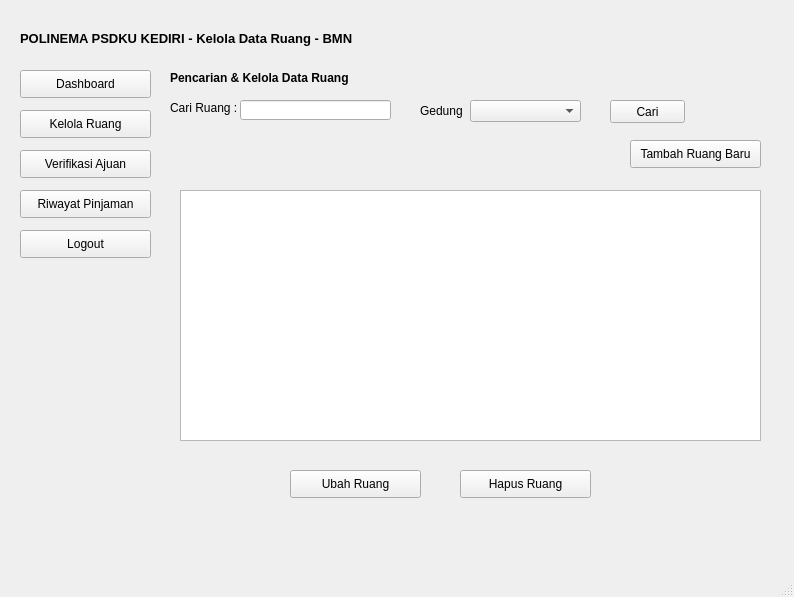
Ariel-F-S/SistemPeminjamanRuangPolinemaKampusKediri, file ui/kelola_data_ruang_BMN.ui: the form before one commit.
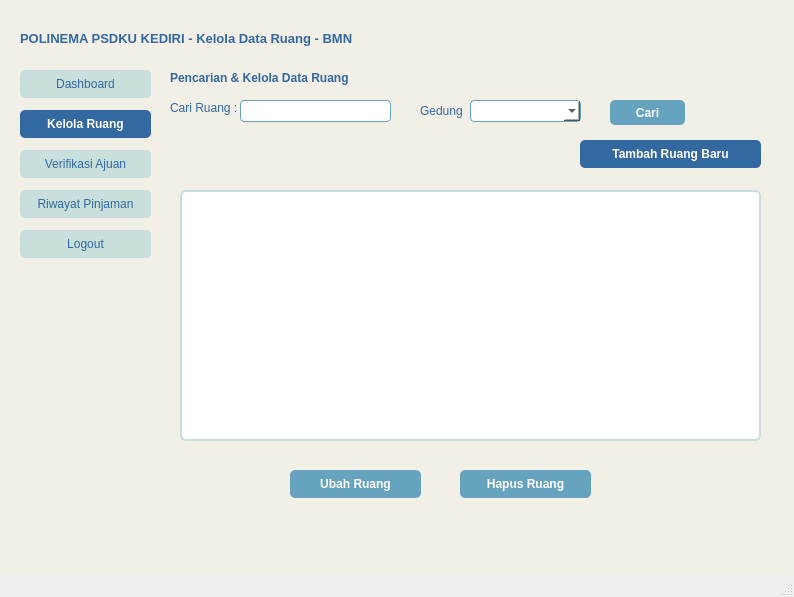
The form after the commit. Icons and pictures are not drawn.

Patch:
```diff
--- a/ui/kelola_data_ruang_BMN.ui
+++ b/ui/kelola_data_ruang_BMN.ui
@@ -14,6 +14,11 @@
    <string>MainWindow</string>
   </property>
   <widget class="QWidget" name="centralwidget">
+   <property name="styleSheet">
+    <string notr="true">QWidget#centralwidget {
+    background-color: #F2EFE7;
+}</string>
+   </property>
    <widget class="QLabel" name="label">
     <property name="geometry">
      <rect>
@@ -30,6 +35,9 @@
       <bold>true</bold>
      </font>
     </property>
+    <property name="styleSheet">
+     <string notr="true">color: #3368A0;</string>
+    </property>
     <property name="text">
      <string>POLINEMA PSDKU KEDIRI - Kelola Data Ruang - BMN</string>
     </property>
@@ -43,6 +51,17 @@
       <height>28</height>
      </rect>
     </property>
+    <property name="styleSheet">
+     <string notr="true">QPushButton {
+    background-color: #C8DFDB;
+    color: #3368A0;
+    border-radius: 5px;
+}
+QPushButton:hover {
+    background-color: #66A3BF;
+    color: #FFFFFF;
+}</string>
+    </property>
     <property name="text">
      <string>Dashboard</string>
     </property>
@@ -60,6 +79,14 @@
       <height>28</height>
      </rect>
     </property>
+    <property name="styleSheet">
+     <string notr="true">QPushButton {
+    background-color: #3368A0;
+    color: #FFFFFF;
+    border-radius: 5px;
+    font-weight: bold;
+}</string>
+    </property>
     <property name="text">
      <string>Kelola Ruang</string>
     </property>
@@ -77,6 +104,17 @@
       <height>28</height>
      </rect>
     </property>
+    <property name="styleSheet">
+     <string notr="true">QPushButton {
+    background-color: #C8DFDB;
+    color: #3368A0;
+    border-radius: 5px;
+}
+QPushButton:hover {
+    background-color: #66A3BF;
+    color: #FFFFFF;
+}</string>
+    </property>
     <property name="text">
      <string>Verifikasi Ajuan</string>
     </property>
@@ -94,6 +132,17 @@
       <height>28</height>
      </rect>
     </property>
+    <property name="styleSheet">
+     <string notr="true">QPushButton {
+    background-color: #C8DFDB;
+    color: #3368A0;
+    border-radius: 5px;
+}
+QPushButton:hover {
+    background-color: #66A3BF;
+    color: #FFFFFF;
+}</string>
+    </property>
     <property name="text">
      <string>Riwayat Pinjaman</string>
     </property>
@@ -111,6 +160,17 @@
       <height>28</height>
      </rect>
     </property>
+    <property name="styleSheet">
+     <string notr="true">QPushButton {
+    background-color: #C8DFDB;
+    color: #3368A0;
+    border-radius: 5px;
+}
+QPushButton:hover {
+    background-color: #3368A0;
+    color: #FFFFFF;
+}</string>
+    </property>
     <property name="text">
      <string>Logout</string>
     </property>
@@ -134,6 +194,9 @@
       <bold>true</bold>
      </font>
     </property>
+    <property name="styleSheet">
+     <string notr="true">color: #3368A0;</string>
+    </property>
     <property name="text">
      <string>Pencarian &amp; Kelola Data Ruang</string>
     </property>
@@ -144,9 +207,15 @@
       <x>240</x>
       <y>100</y>
       <width>151</width>
-      <height>20</height>
+      <height>22</height>
      </rect>
     </property>
+    <property name="styleSheet">
+     <string notr="true">background-color: #FFFFFF;
+border: 1px solid #66A3BF;
+border-radius: 4px;
+padding-left: 5px;</string>
+    </property>
     <property name="clearButtonEnabled">
      <bool>false</bool>
     </property>
@@ -160,6 +229,9 @@
       <height>16</height>
      </rect>
     </property>
+    <property name="styleSheet">
+     <string notr="true">color: #3368A0;</string>
+    </property>
     <property name="text">
      <string>Cari Ruang :</string>
     </property>
@@ -173,6 +245,12 @@
       <height>22</height>
      </rect>
     </property>
+    <property name="styleSheet">
+     <string notr="true">background-color: #FFFFFF;
+border: 1px solid #66A3BF;
+border-radius: 4px;
+padding-left: 5px;</string>
+    </property>
    </widget>
    <widget class="QLabel" name="label_4">
     <property name="geometry">
@@ -183,6 +261,9 @@
       <height>21</height>
      </rect>
     </property>
+    <property name="styleSheet">
+     <string notr="true">color: #3368A0;</string>
+    </property>
     <property name="text">
      <string>Gedung : </string>
     </property>
@@ -193,9 +274,20 @@
       <x>610</x>
       <y>100</y>
       <width>75</width>
-      <height>23</height>
+      <height>25</height>
      </rect>
     </property>
+    <property name="styleSheet">
+     <string notr="true">QPushButton {
+    background-color: #66A3BF;
+    color: #FFFFFF;
+    border-radius: 5px;
+    font-weight: bold;
+}
+QPushButton:hover {
+    background-color: #3368A0;
+}</string>
+    </property>
     <property name="text">
      <string>Cari</string>
     </property>
@@ -207,12 +299,23 @@
    <widget class="QPushButton" name="pushButton_7">
     <property name="geometry">
      <rect>
-      <x>630</x>
+      <x>580</x>
       <y>140</y>
-      <width>131</width>
+      <width>181</width>
       <height>28</height>
      </rect>
     </property>
+    <property name="styleSheet">
+     <string notr="true">QPushButton {
+    background-color: #3368A0;
+    color: #FFFFFF;
+    border-radius: 5px;
+    font-weight: bold;
+}
+QPushButton:hover {
+    background-color: #66A3BF;
+}</string>
+    </property>
     <property name="text">
      <string>Tambah Ruang Baru</string>
     </property>
@@ -230,6 +333,19 @@
       <height>251</height>
      </rect>
     </property>
+    <property name="styleSheet">
+     <string notr="true">QTableWidget {
+    background-color: #FFFFFF;
+    border: 2px solid #C8DFDB;
+    border-radius: 6px;
+}
+QHeaderView::section {
+    background-color: #3368A0;
+    color: #FFFFFF;
+    font-weight: bold;
+    padding: 4px;
+}</string>
+    </property>
    </widget>
    <widget class="QPushButton" name="pushButton_8">
     <property name="geometry">
@@ -240,6 +356,17 @@
       <height>28</height>
      </rect>
     </property>
+    <property name="styleSheet">
+     <string notr="true">QPushButton {
+    background-color: #66A3BF;
+    color: #FFFFFF;
+    border-radius: 5px;
+    font-weight: bold;
+}
+QPushButton:hover {
+    background-color: #3368A0;
+}</string>
+    </property>
     <property name="text">
      <string>Ubah Ruang</string>
     </property>
@@ -257,6 +384,17 @@
       <height>28</height>
      </rect>
     </property>
+    <property name="styleSheet">
+     <string notr="true">QPushButton {
+    background-color: #66A3BF;
+    color: #FFFFFF;
+    border-radius: 5px;
+    font-weight: bold;
+}
+QPushButton:hover {
+    background-color: #3368A0;
+}</string>
+    </property>
     <property name="text">
      <string>Hapus Ruang</string>
     </property>
```
Left out of the diff: 4 changed lines with no effect on the pictures.
